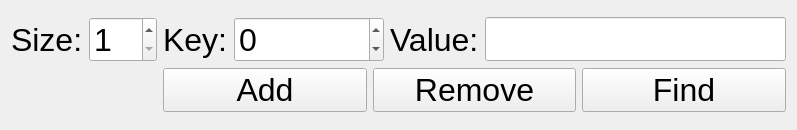
Before: the Qt Designer form HashTableWidget/BaseHashTableWidget.ui in tvz-041/ADS-2-9323, drawn with Qt 5.
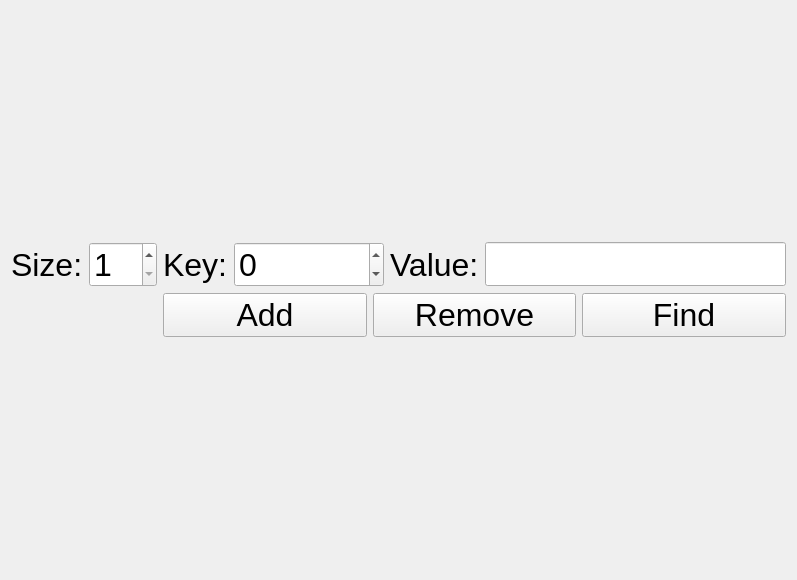
After: the same form once the commit is applied.

Commit message: Исправлена инициализация заголовков столбцов таблицы

The edit to the form file:
```diff
--- a/HashTableWidget/BaseHashTableWidget.ui
+++ b/HashTableWidget/BaseHashTableWidget.ui
@@ -7,7 +7,7 @@
     <x>0</x>
     <y>0</y>
     <width>797</width>
-    <height>130</height>
+    <height>580</height>
    </rect>
   </property>
   <property name="font">
```
The commit also changes 2 other files.
